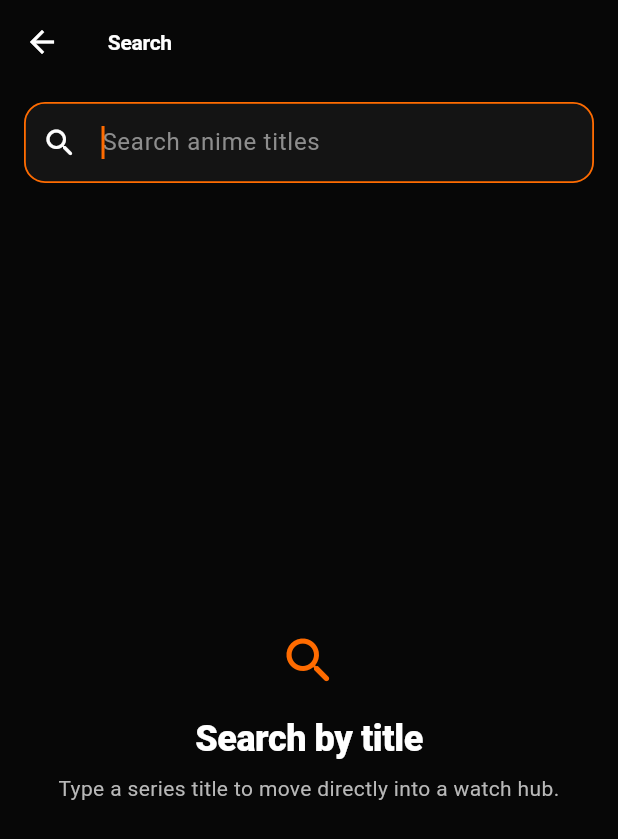
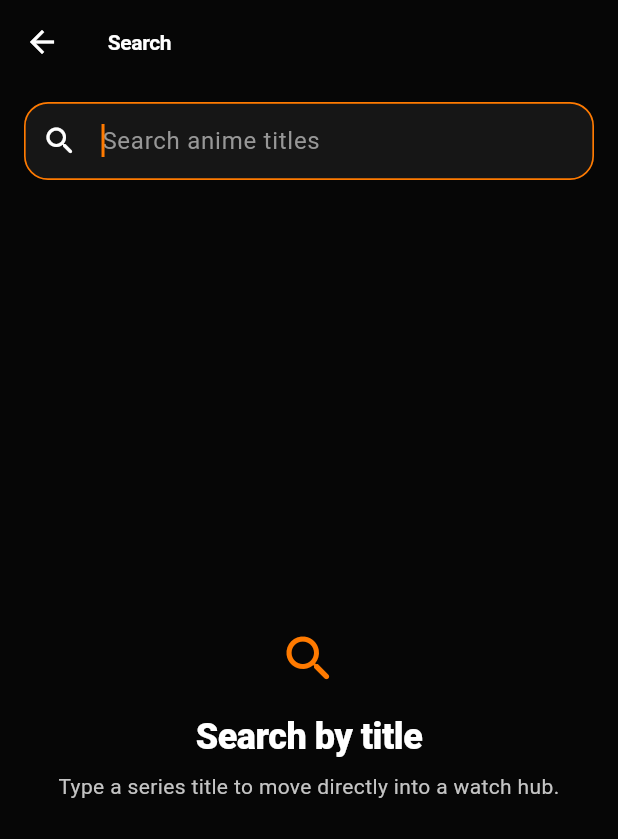
Before and after one commit to MikeSPL187/Anime_stream, a Flutter app: the screen it shows after launch, after a tap on the "search" icon, on a phone screen of 412 x 824 dp. Shown: the top 839 px of the screen. Run offline on Flutter 3.47's test engine with Material 3 defaults, Android fonts, the phone set to English and light mode, and no system bars; our stand-ins replace cached_network_image, dio, flutter_riverpod, freezed_annotation, go_router; missing offline and left inert: media_kit, media_kit_video; network calls fail.

Commit message:
phase v3a reconstruct theme primitives

```diff
--- a/lib/app/theme/app_theme.dart
+++ b/lib/app/theme/app_theme.dart
@@ -12,6 +12,8 @@ abstract final class AppTheme {
       onPrimaryContainer: Colors.white,
       secondary: const Color(0xFFFFA15C),
       onSecondary: Colors.black,
+      tertiary: const Color(0xFFFFC28D),
+      onTertiary: Colors.black,
       surface: AppThemeTokens.surface,
       onSurface: AppThemeTokens.onSurface,
       error: const Color(0xFFFF6B6B),
@@ -36,27 +38,27 @@ abstract final class AppTheme {
     final textTheme = base.textTheme.copyWith(
       headlineLarge: base.textTheme.headlineLarge?.copyWith(
         fontWeight: FontWeight.w800,
-        letterSpacing: -0.6,
+        letterSpacing: -0.7,
         color: Colors.white,
       ),
       headlineMedium: base.textTheme.headlineMedium?.copyWith(
         fontWeight: FontWeight.w800,
-        letterSpacing: -0.5,
+        letterSpacing: -0.55,
         color: Colors.white,
       ),
       headlineSmall: base.textTheme.headlineSmall?.copyWith(
         fontWeight: FontWeight.w800,
-        letterSpacing: -0.3,
+        letterSpacing: -0.35,
         color: Colors.white,
       ),
       titleLarge: base.textTheme.titleLarge?.copyWith(
         fontWeight: FontWeight.w700,
-        letterSpacing: -0.2,
+        letterSpacing: -0.25,
         color: Colors.white,
       ),
       titleMedium: base.textTheme.titleMedium?.copyWith(
         fontWeight: FontWeight.w700,
-        letterSpacing: -0.1,
+        letterSpacing: -0.15,
         color: Colors.white,
       ),
       bodyLarge: base.textTheme.bodyLarge?.copyWith(
@@ -78,6 +80,7 @@ abstract final class AppTheme {
       ),
       labelMedium: base.textTheme.labelMedium?.copyWith(
         fontWeight: FontWeight.w700,
+        letterSpacing: 0.1,
         color: AppThemeTokens.onSurfaceMuted,
       ),
     );
@@ -92,39 +95,59 @@ abstract final class AppTheme {
         centerTitle: false,
         surfaceTintColor: Colors.transparent,
         titleTextStyle: textTheme.titleLarge,
-        actionsIconTheme: const IconThemeData(color: Colors.white, size: 26),
+        actionsIconTheme: const IconThemeData(color: Colors.white, size: 24),
       ),
       navigationBarTheme: NavigationBarThemeData(
-        backgroundColor: const Color(0xFF111111),
+        backgroundColor: const Color(0xFF0D0D0D),
         indicatorColor: Colors.transparent,
         surfaceTintColor: Colors.transparent,
         labelTextStyle: WidgetStateProperty.resolveWith((states) {
           final selected = states.contains(WidgetState.selected);
           return textTheme.labelMedium?.copyWith(
-            color: selected ? AppThemeTokens.primary : Colors.white,
+            color: selected
+                ? AppThemeTokens.primary
+                : AppThemeTokens.onSurfaceMuted,
           );
         }),
         iconTheme: WidgetStateProperty.resolveWith((states) {
           final selected = states.contains(WidgetState.selected);
           return IconThemeData(
-            color: selected ? AppThemeTokens.primary : Colors.white,
-            size: 26,
+            color: selected
+                ? AppThemeTokens.primary
+                : AppThemeTokens.onSurfaceMuted,
+            size: 24,
           );
         }),
-        height: 72,
+        height: 68,
+      ),
+      tabBarTheme: TabBarThemeData(
+        dividerColor: Colors.transparent,
+        labelColor: Colors.white,
+        unselectedLabelColor: AppThemeTokens.onSurfaceMuted,
+        labelStyle: textTheme.titleSmall?.copyWith(fontWeight: FontWeight.w700),
+        unselectedLabelStyle: textTheme.titleSmall?.copyWith(
+          fontWeight: FontWeight.w600,
+          color: AppThemeTokens.onSurfaceMuted,
+        ),
+        indicator: const UnderlineTabIndicator(
+          borderSide: BorderSide(color: AppThemeTokens.primary, width: 2),
+        ),
+        indicatorSize: TabBarIndicatorSize.label,
+        splashFactory: NoSplash.splashFactory,
       ),
       chipTheme: ChipThemeData(
-        backgroundColor: AppThemeTokens.surfaceElevated,
+        backgroundColor: AppThemeTokens.surfaceMuted,
         selectedColor: AppThemeTokens.primaryContainer,
         side: BorderSide.none,
         shape: RoundedRectangleBorder(
           borderRadius: BorderRadius.circular(AppThemeTokens.chipRadius),
         ),
         labelStyle: textTheme.labelMedium?.copyWith(color: Colors.white),
+        padding: const EdgeInsets.symmetric(horizontal: 4, vertical: 0),
       ),
       inputDecorationTheme: InputDecorationTheme(
         filled: true,
-        fillColor: AppThemeTokens.surfaceElevated,
+        fillColor: AppThemeTokens.surfaceMuted,
         hintStyle: textTheme.bodyMedium?.copyWith(
           color: AppThemeTokens.onSurfaceFaint,
         ),
@@ -132,7 +155,7 @@ abstract final class AppTheme {
         suffixIconColor: Colors.white,
         contentPadding: const EdgeInsets.symmetric(
           horizontal: 16,
-          vertical: 16,
+          vertical: 15,
         ),
         border: OutlineInputBorder(
           borderRadius: BorderRadius.circular(AppThemeTokens.controlRadius),
@@ -146,7 +169,15 @@ abstract final class AppTheme {
           borderRadius: BorderRadius.circular(AppThemeTokens.controlRadius),
           borderSide: const BorderSide(
             color: AppThemeTokens.primary,
-            width: 1.2,
+            width: 1.1,
+          ),
+        ),
+      ),
+      iconButtonTheme: IconButtonThemeData(
+        style: IconButton.styleFrom(
+          foregroundColor: Colors.white,
+          shape: RoundedRectangleBorder(
+            borderRadius: BorderRadius.circular(AppThemeTokens.controlRadius),
           ),
         ),
       ),
@@ -154,7 +185,8 @@ abstract final class AppTheme {
         style: FilledButton.styleFrom(
           backgroundColor: AppThemeTokens.primary,
           foregroundColor: Colors.black,
-          minimumSize: const Size.fromHeight(52),
+          minimumSize: const Size.fromHeight(50),
+          padding: const EdgeInsets.symmetric(horizontal: 18, vertical: 15),
           shape: RoundedRectangleBorder(
             borderRadius: BorderRadius.circular(AppThemeTokens.controlRadius),
           ),
@@ -167,6 +199,8 @@ abstract final class AppTheme {
       textButtonTheme: TextButtonThemeData(
         style: TextButton.styleFrom(
           foregroundColor: Colors.white,
+          padding: const EdgeInsets.symmetric(horizontal: 14, vertical: 12),
+          minimumSize: const Size(0, 44),
           shape: RoundedRectangleBorder(
             borderRadius: BorderRadius.circular(AppThemeTokens.controlRadius),
           ),
@@ -176,8 +210,9 @@ abstract final class AppTheme {
       outlinedButtonTheme: OutlinedButtonThemeData(
         style: OutlinedButton.styleFrom(
           foregroundColor: Colors.white,
-          side: const BorderSide(color: AppThemeTokens.outline),
+          side: const BorderSide(color: AppThemeTokens.outlineStrong),
           minimumSize: const Size.fromHeight(48),
+          padding: const EdgeInsets.symmetric(horizontal: 18, vertical: 14),
           shape: RoundedRectangleBorder(
             borderRadius: BorderRadius.circular(AppThemeTokens.controlRadius),
           ),
@@ -201,6 +236,13 @@ abstract final class AppTheme {
         backgroundColor: AppThemeTokens.surfaceElevated,
         contentTextStyle: textTheme.bodyMedium,
         behavior: SnackBarBehavior.floating,
+        shape: RoundedRectangleBorder(
+          borderRadius: BorderRadius.circular(AppThemeTokens.cardRadius),
+        ),
+      ),
+      progressIndicatorTheme: const ProgressIndicatorThemeData(
+        color: AppThemeTokens.primary,
+        linearTrackColor: AppThemeTokens.outlineStrong,
       ),
     );
   }
--- a/lib/app/theme/app_theme_tokens.dart
+++ b/lib/app/theme/app_theme_tokens.dart
@@ -1,26 +1,26 @@
 import 'package:flutter/material.dart';
 
 abstract final class AppThemeTokens {
-  static const background = Color(0xFF070707);
-  static const surface = Color(0xFF101010);
-  static const surfaceElevated = Color(0xFF141414);
-  static const surfaceMuted = Color(0xFF181818);
+  static const background = Color(0xFF060606);
+  static const surface = Color(0xFF0D0D0D);
+  static const surfaceElevated = Color(0xFF121212);
+  static const surfaceMuted = Color(0xFF161616);
 
-  static const outline = Color(0x1FFFFFFF);
-  static const outlineStrong = Color(0x33FFFFFF);
+  static const outline = Color(0x14FFFFFF);
+  static const outlineStrong = Color(0x22FFFFFF);
 
-  static const primary = Color(0xFFFF6B00);
-  static const primaryPressed = Color(0xFFE65F00);
-  static const primaryContainer = Color(0xFF2B1608);
+  static const primary = Color(0xFFFF7A00);
+  static const primaryPressed = Color(0xFFE56D00);
+  static const primaryContainer = Color(0xFF2A1709);
 
   static const onBackground = Colors.white;
   static const onSurface = Colors.white;
-  static const onSurfaceMuted = Color(0xFFB8B8B8);
-  static const onSurfaceFaint = Color(0xFF8D8D8D);
+  static const onSurfaceMuted = Color(0xFFC4C4C4);
+  static const onSurfaceFaint = Color(0xFF979797);
 
   static const pagePadding = 16.0;
-  static const cardRadius = 16.0;
-  static const controlRadius = 14.0;
+  static const cardRadius = 18.0;
+  static const controlRadius = 16.0;
   static const chipRadius = 999.0;
   static const railGap = 10.0;
 
```
